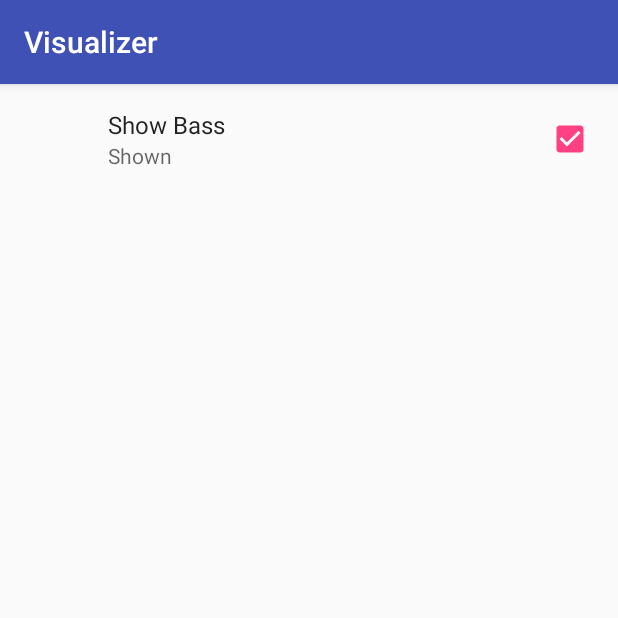
After one commit to klasing/u851-Visualizer, an Android app: the fragment SettingsFragment shown on its own in the app's theme, on a phone screen of 412 x 824 dp, the top half of it. The commit adds this screen. Run offline under Robolectric (Android 15) with nearby library versions, the phone set to English and light mode, and no system bars; our stand-ins replace androidx.preference.

Commit message:
14-11-2017 12:33 T06-04

```diff
--- /dev/null
+++ b/Visualizer/app/src/main/java/com/example/visualizer/SettingsFragment.java
@@ -0,0 +1,12 @@
+package com.example.visualizer;
+
+import android.os.Bundle;
+import android.support.v7.preference.PreferenceFragmentCompat;
+
+public class SettingsFragment extends PreferenceFragmentCompat {
+
+    @Override
+    public void onCreatePreferences(Bundle bundle, String s) {
+        addPreferencesFromResource(R.xml.pref_visualizer);
+    }
+}
--- a/Visualizer/app/src/main/java/com/example/visualizer/VisualizerActivity.java
+++ b/Visualizer/app/src/main/java/com/example/visualizer/VisualizerActivity.java
@@ -50,7 +50,8 @@ public class VisualizerActivity extends AppCompatActivity {
     private void setupSharedPreferences() {
         SharedPreferences sharedPreferences = PreferenceManager.getDefaultSharedPreferences(this);
 
-        mVisualizerView.setShowBass(sharedPreferences.getBoolean("show_bass", true));
+        mVisualizerView.setShowBass(sharedPreferences.getBoolean(getString(R.string.pref_show_bass_key),
+                getResources().getBoolean(R.bool.pref_show_bass_default)));
         mVisualizerView.setShowMid(true);
         mVisualizerView.setShowTreble(true);
         mVisualizerView.setMinSizeScale(1);
--- /dev/null
+++ b/Visualizer/app/src/main/res/values/bools.xml
@@ -0,0 +1,4 @@
+<?xml version="1.0" encoding="utf-8"?>
+<resources>
+    <bool name="pref_show_bass_default">true</bool>
+</resources>
--- a/Visualizer/app/src/main/res/values/strings.xml
+++ b/Visualizer/app/src/main/res/values/strings.xml
@@ -2,6 +2,13 @@
     <string name="app_name">Visualizer</string>
 
     <string name="action_settings">Settings</string>
+
+    <string name="pref_show_bass_label">Show Bass</string>
+
+    <string name="pref_show_bass_key" translatable="false">show_bass</string>
+
+    <string name="pref_show_true">Shown</string>
+    <string name="pref_show_false">Hidden</string>
 
     <string name="pref_color_red_value" translatable="false">red</string>
 
```
